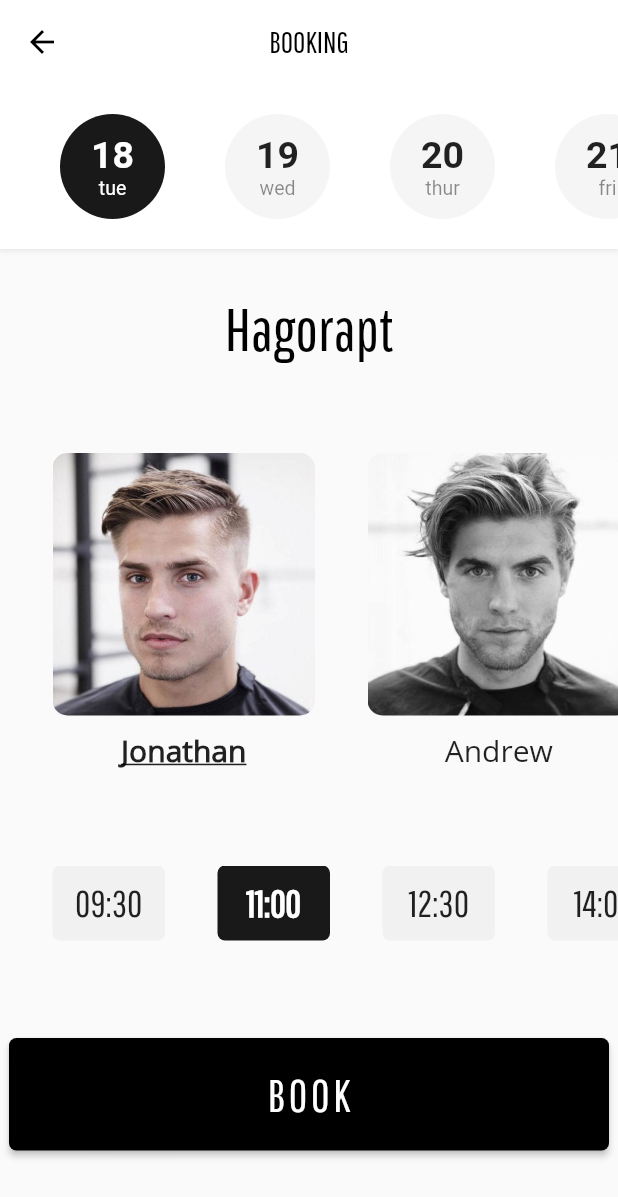
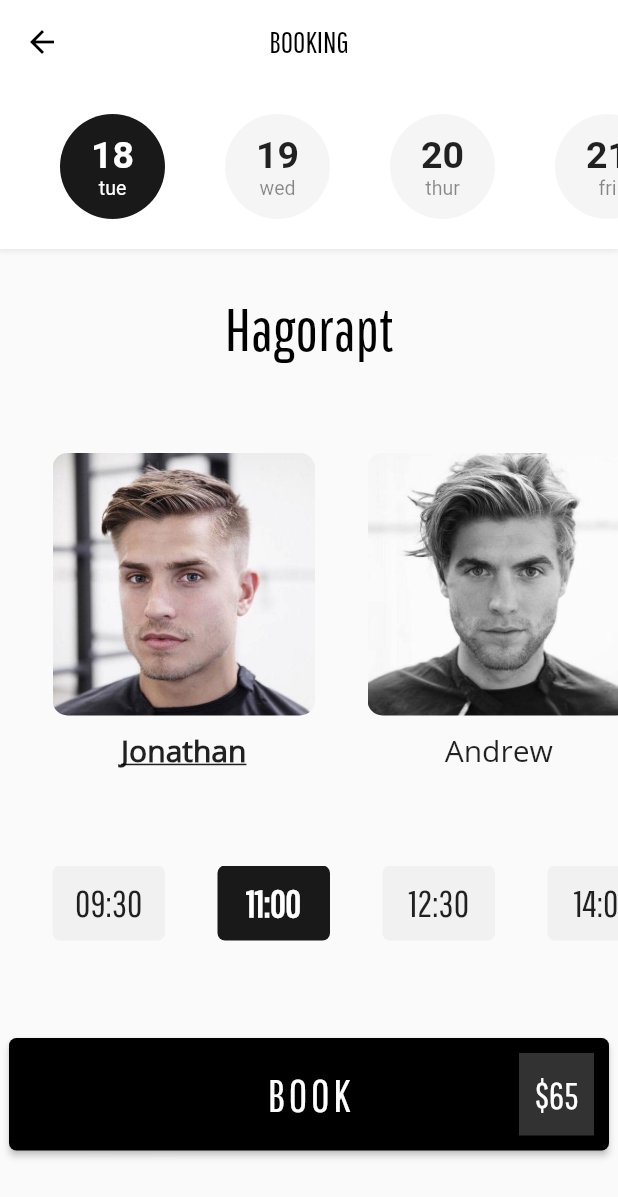
Before and after one commit to aanndch/hairstylist-app, a Flutter app: the screen it shows after launch, after a tap on "BOOK", on a phone screen of 412 x 824 dp. Shown: the top 1197 px of the screen. Run offline on Flutter 3.47's test engine with Material 2 defaults, Android fonts, the phone set to English and light mode, and no system bars; Roboto replaces fonts that are missing (Raleway).

```diff
--- a/lib/screens/HomePage.dart
+++ b/lib/screens/HomePage.dart
@@ -105,8 +105,15 @@ class _HomePageState extends State<HomePage> {
               height: 75,
               width: 400,
               margin: EdgeInsets.only(top: 65.0),
+              child: Stack(
+                children: <Widget>[
+                  ButtonTheme(
+                    minWidth: 400,
+                    height: 75,
                     child: RaisedButton(
-              onPressed: () {},
+                      onPressed: () {
+                        book(selectedBarber, selectedDate, selectedTime);
+                      },
                       color: Colors.black,
                       shape: RoundedRectangleBorder(
                           borderRadius: new BorderRadius.circular(5)),
@@ -119,7 +126,26 @@ class _HomePageState extends State<HomePage> {
                             letterSpacing: 2.5),
                       ),
                     ),
-          )
+                  ),
+                  Positioned(
+                      top: 10.0,
+                      right: 10.0,
+                      bottom: 10.0,
+                      child: Container(
+                          height: 50,
+                          width: 50,
+                          color: Color.fromRGBO(50, 50, 50, 1),
+                          child: Center(
+                              child: Text(
+                            '\$65',
+                            style: TextStyle(
+                              fontFamily: 'Gothic',
+                              fontSize: 25.0,
+                              color: Colors.white,
+                            ),
+                          ))))
+                ],
+              ))
         ],
       ),
     );
@@ -142,4 +168,8 @@ class _HomePageState extends State<HomePage> {
       selectedTime = time;
     });
   }
+
+  book(barber, date, time) {
+    print("Barber: $barber, Date:$date, Time:$time");
   }
+}
```
Lines whose indentation alone changed are shown as unchanged.
